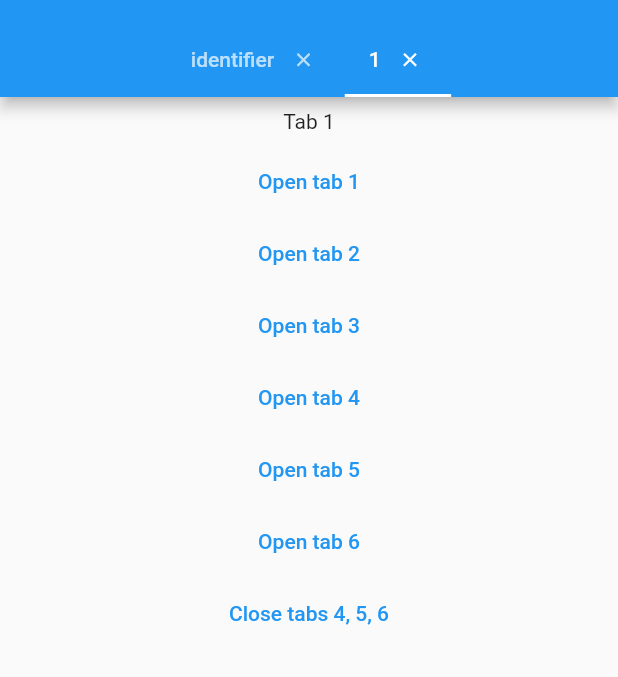
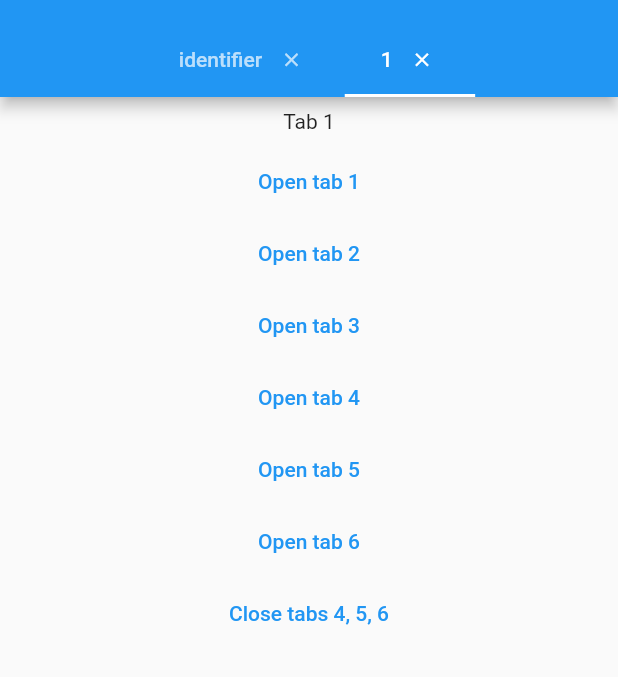
Before and after one commit to NamanShergill/flutter_dynamic_tabs, a Flutter app: the screen it shows after launch, after a tap on "Open tab 1", on a phone screen of 412 x 824 dp, the part 59-736 px from its top. Run offline on Flutter 3.47's test engine with Material 2 defaults, Android fonts, the phone set to English and light mode, and no system bars.

Commit message:
added padding setting

```diff
--- a/lib/src/dynamic_tabs_wrapper.dart
+++ b/lib/src/dynamic_tabs_wrapper.dart
@@ -102,18 +102,26 @@ class _DynamicTabsWrapperState extends State<DynamicTabsWrapper>
               return widget.tabBuilder!(context, item);
             } else {
               return Tab(
+                iconMargin: item.iconMargin,
+                height: item.height,
+                icon: item.icon,
+                key: item.key,
+                child: Padding(
+                  padding: item.padding,
                   child: Row(
                     children: [
-                    if (item.label != null) Text(item.label!),
+                      if (item.child != null) item.child!,
+                      if (item.child == null && item.label != null)
+                        Text(item.label!),
                       if (item.isDismissible)
                         Padding(
-                        padding: const EdgeInsets.only(left: 8),
+                          padding: EdgeInsets.only(left: item.padding.right),
                           child: Material(
                             color: Colors.transparent,
                             child: InkWell(
                               onTap: () {
-                              widget.controller
-                                  .closeTab(item.identifier, showDialog: true);
+                                widget.controller.closeTab(item.identifier,
+                                    showDialog: true);
                               },
                               onLongPress: () {
                                 widget.controller.closeTab(item.identifier);
@@ -131,6 +139,7 @@ class _DynamicTabsWrapperState extends State<DynamicTabsWrapper>
                           ),
                         )
                     ],
+                  ),
                 ),
               );
             }
@@ -359,20 +368,35 @@ class DynamicTab {
   DynamicTab(
       {required this.label,
       String? identifier,
+      this.child,
       this.isDismissible = true,
       this.key,
+      this.height,
       this.isFocusedOnInit = false,
       this.icon,
+      this.padding = const EdgeInsets.symmetric(horizontal: 8),
       this.iconMargin = const EdgeInsets.only(bottom: 10.0),
       bool isInitiallyActive = false})
       : assert(label != null || identifier != null,
             'Label and identifier cannot be both null!'),
+        assert(label != null || child != null || icon != null,
+            'All three cannot be null.'),
+        assert(label == null || child == null, 'Cannot provider both.'),
         isInitiallyActive =
             isFocusedOnInit ? isFocusedOnInit : isInitiallyActive,
         identifier = identifier ?? label!;
   final String? label;
+  final Widget? child;
   final Icon? icon;
   final Key? key;
+
+  /// The height of the [Tab].
+  ///
+  /// If null, the height will be calculated based on the content of the [Tab].  When `icon` is not
+  /// null along with `child` or `text`, the default height is 72.0 pixels. Without an `icon`, the
+  /// height is 46.0 pixels.
+  final double? height;
+  final EdgeInsets padding;
   final bool isFocusedOnInit;
   final String identifier;
   final bool isDismissible;
```
Also changed, not shown: example/pubspec.lock, pubspec.lock. Lines whose indentation alone changed are shown as unchanged.
